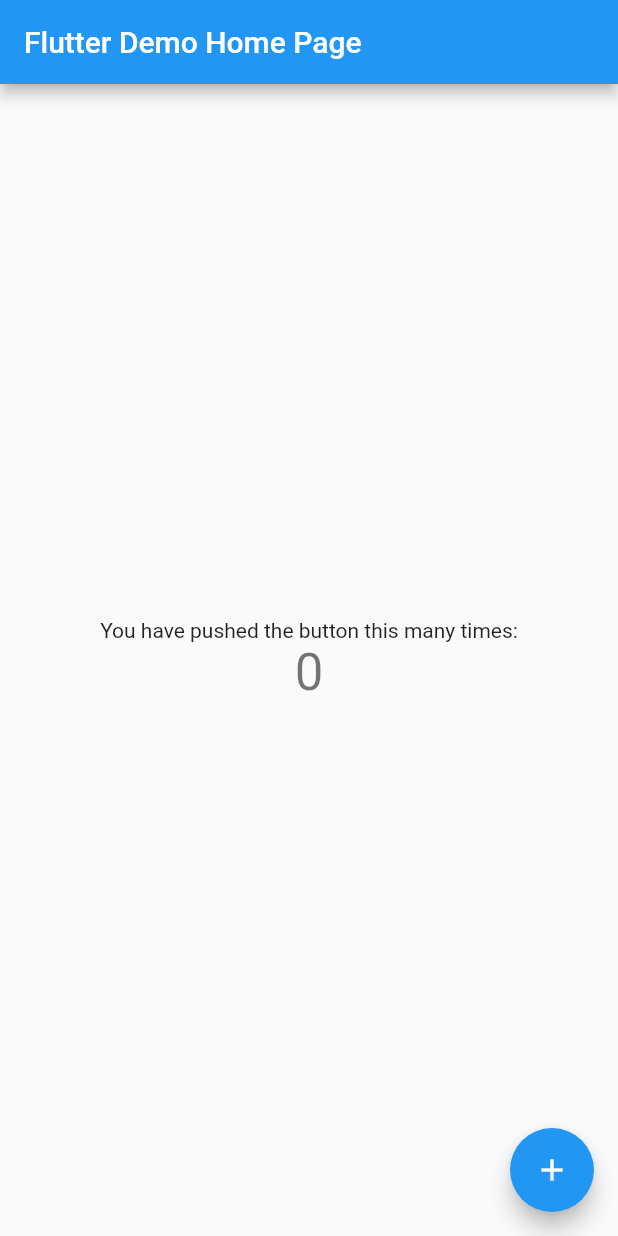
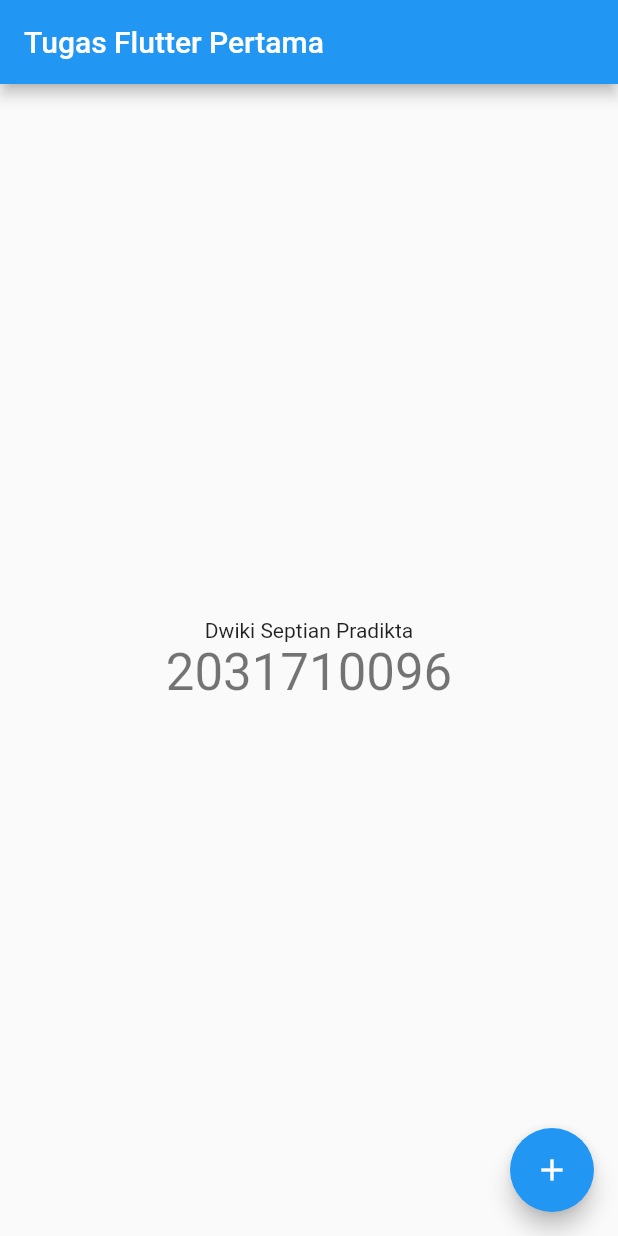
Before and after one commit to DwikiSeptianPradikta/hello_world, a Flutter app: the screen it shows after launch, on a phone screen of 412 x 824 dp. Run offline on Flutter 3.47's test engine with Material 2 defaults, Android fonts, the phone set to English and light mode, and no system bars.

Commit message:
Tugas Flutter Pertama

```diff
--- a/lib/main.dart
+++ b/lib/main.dart
@@ -24,7 +24,7 @@ class MyApp extends StatelessWidget {
         // is not restarted.
         primarySwatch: Colors.blue,
       ),
-      home: const MyHomePage(title: 'Flutter Demo Home Page'),
+      home: const MyHomePage(title: 'Tugas Flutter Pertama'),
     );
   }
 }
@@ -96,10 +96,10 @@ class _MyHomePageState extends State<MyHomePage> {
           mainAxisAlignment: MainAxisAlignment.center,
           children: <Widget>[
             const Text(
-              'You have pushed the button this many times:',
+              'Dwiki Septian Pradikta',
             ),
             Text(
-              '$_counter',
+              '2031710096',
               style: Theme.of(context).textTheme.headline4,
             ),
           ],
```
